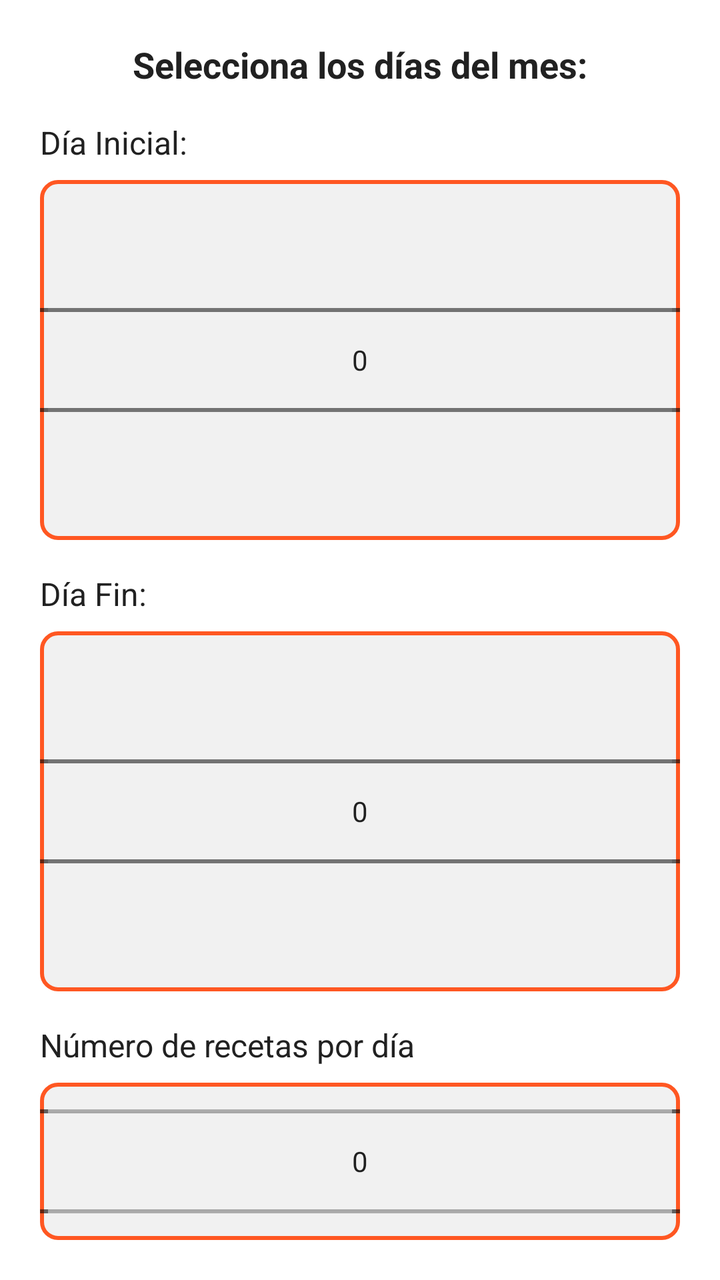
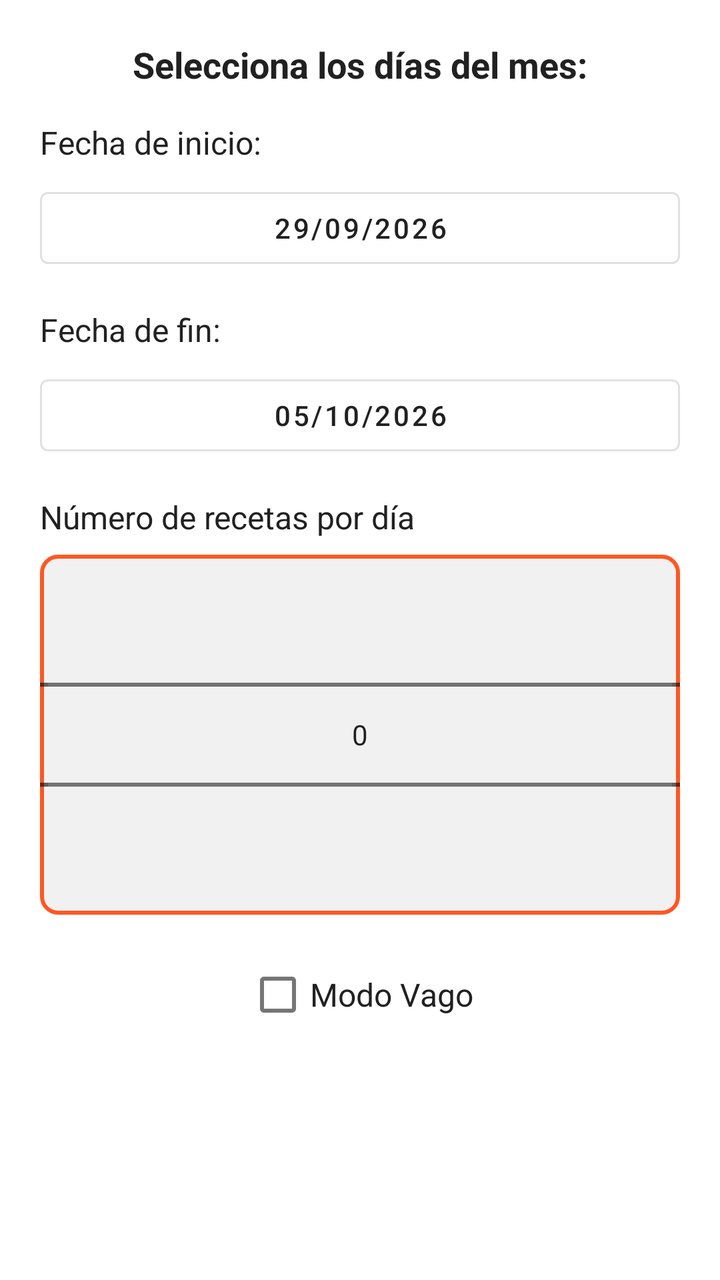

Screens rendered from an Android XML layout before and after an edit, with the pre-edit source and the edit as a unified diff.
<!-- AndroidManifest.xml: application theme Theme.RecetApp -->
<!-- res/layout/dialog_calendar_refill.xml -->
<?xml version="1.0" encoding="utf-8"?>
<LinearLayout xmlns:android="http://schemas.android.com/apk/res/android"
    android:layout_width="match_parent"
    android:layout_height="wrap_content"
    android:orientation="vertical"
    android:padding="20dp"
    android:gravity="center_horizontal">

    
    <TextView
        android:layout_width="wrap_content"
        android:layout_height="wrap_content"
        android:text="@string/selecciona_dias"
        android:textSize="18sp"
        android:textStyle="bold"
        android:textColor="@color/colorIcono"
        android:layout_marginBottom="16dp"
        android:gravity="center" />

    
    <LinearLayout
        android:layout_width="match_parent"
        android:layout_height="wrap_content"
        android:orientation="vertical"
        android:layout_marginBottom="16dp">

        <TextView
            android:layout_width="wrap_content"
            android:layout_height="wrap_content"
            android:text="@string/dia_inicio"
            android:textSize="16sp"
            android:textColor="@color/colorIcono"
            android:layout_marginBottom="8dp" />

        <NumberPicker
            android:id="@+id/numberPickerInicio"
            android:layout_width="match_parent"
            android:layout_height="match_parent"
            android:background="@drawable/number_picker_background" />
    </LinearLayout>

    
    <LinearLayout
        android:layout_width="match_parent"
        android:layout_height="wrap_content"
        android:orientation="vertical"
        android:layout_marginBottom="16dp">

        <TextView
            android:layout_width="wrap_content"
            android:layout_height="wrap_content"
            android:text="@string/dia_fin"
            android:textSize="16sp"
            android:textColor="@color/colorIcono"
            android:layout_marginBottom="8dp" />

        <NumberPicker
            android:id="@+id/numberPickerFin"
            android:layout_width="match_parent"
            android:layout_height="match_parent"
            android:background="@drawable/number_picker_background" />
    </LinearLayout>

    
    <LinearLayout
        android:layout_width="match_parent"
        android:layout_height="wrap_content"
        android:orientation="vertical">

        <TextView
            android:layout_width="wrap_content"
            android:layout_height="wrap_content"
            android:text="@string/numero_recetas"
            android:textSize="16sp"
            android:textColor="@color/colorIcono"
            android:layout_marginBottom="8dp" />

        <NumberPicker
            android:id="@+id/numberPickerRecetas"
            android:layout_width="match_parent"
            android:layout_height="match_parent"
            android:background="@drawable/number_picker_background" />
    </LinearLayout>

    <CheckBox
        android:id="@+id/checkBoxLazyMode"
        android:layout_width="wrap_content"
        android:layout_height="wrap_content"
        android:layout_marginTop="16dp"
        android:text="@string/modo_vago"
        android:textColor="@color/colorIcono"
        android:textSize="16sp" />
</LinearLayout>
<!-- resources referenced by this layout -->
<resources>
  <color name="colorIcono">#212121</color>
  <!-- drawable number_picker_background (drawable) -->
  <?xml version="1.0" encoding="utf-8"?>
  <shape xmlns:android="http://schemas.android.com/apk/res/android">
      <solid android:color="@color/colorBackground" />
      <stroke android:width="2dp" android:color="@color/colorPrimary" />
      <corners android:radius="8dp" />
      <padding android:left="4dp" android:right="4dp" />
  </shape>
  <string name="dia_fin">Día Fin:</string>
  <string name="dia_inicio">Día Inicial:</string>
  <string name="modo_vago">Modo Vago</string>
  <string name="numero_recetas">Número de recetas por día</string>
  <string name="selecciona_dias">Selecciona los días del mes:</string>
  <style name="Theme.RecetApp" parent="Theme.MaterialComponents.DayNight.DarkActionBar">
          
          <item name="colorPrimary">#FF5722</item>
          <item name="colorPrimaryVariant">#E64A19</item>
          <item name="colorOnPrimary">#FFFFFF</item>
          
          <item name="colorSecondary">#4CAF50</item>
          <item name="colorSecondaryVariant">#388E3C</item>
          <item name="colorOnSecondary">#000000</item>
          
          <item name="android:statusBarColor">?attr/colorPrimaryVariant</item>
          
      </style>
  <color name="colorBackground">#F1F1F1</color>
  <color name="colorPrimary">#FF5722</color>
</resources>

<!-- the commit's change to res/layout/dialog_calendar_refill.xml (unified diff, before → after) -->
@@ -1,5 +1,6 @@
 <?xml version="1.0" encoding="utf-8"?>
 <LinearLayout xmlns:android="http://schemas.android.com/apk/res/android"
+    xmlns:tools="http://schemas.android.com/tools"
     android:layout_width="match_parent"
     android:layout_height="wrap_content"
     android:orientation="vertical"
@@ -27,16 +28,19 @@
         <TextView
             android:layout_width="wrap_content"
             android:layout_height="wrap_content"
-            android:text="@string/dia_inicio"
+            android:text="@string/fecha_inicio"
             android:textSize="16sp"
             android:textColor="@color/colorIcono"
             android:layout_marginBottom="8dp" />
 
-        <NumberPicker
-            android:id="@+id/numberPickerInicio"
+        <Button
+            android:id="@+id/btnFechaInicio"
             android:layout_width="match_parent"
-            android:layout_height="match_parent"
-            android:background="@drawable/number_picker_background" />
+            android:layout_height="wrap_content"
+            android:text="29/09/2026"
+            style="?attr/materialButtonOutlinedStyle"
+            android:textColor="@color/colorIcono"
+            tools:ignore="HardcodedText" />
     </LinearLayout>
 
     
@@ -49,16 +53,19 @@
         <TextView
             android:layout_width="wrap_content"
             android:layout_height="wrap_content"
-            android:text="@string/dia_fin"
+            android:text="@string/fecha_fin"
             android:textSize="16sp"
             android:textColor="@color/colorIcono"
             android:layout_marginBottom="8dp" />
 
-        <NumberPicker
-            android:id="@+id/numberPickerFin"
+        <Button
+            android:id="@+id/btnFechaFin"
             android:layout_width="match_parent"
-            android:layout_height="match_parent"
-            android:background="@drawable/number_picker_background" />
+            android:layout_height="wrap_content"
+            android:text="05/10/2026"
+            style="?attr/materialButtonOutlinedStyle"
+            android:textColor="@color/colorIcono"
+            tools:ignore="HardcodedText" />
     </LinearLayout>
 
     
@@ -78,7 +85,7 @@
         <NumberPicker
             android:id="@+id/numberPickerRecetas"
             android:layout_width="match_parent"
-            android:layout_height="match_parent"
+            android:layout_height="wrap_content"
             android:background="@drawable/number_picker_background" />
     </LinearLayout>
 
<!-- resource entries referenced after the edit -->
@@ -9,8 +9,8 @@
       <corners android:radius="8dp" />
       <padding android:left="4dp" android:right="4dp" />
   </shape>
-  <string name="dia_fin">Día Fin:</string>
-  <string name="dia_inicio">Día Inicial:</string>
+  <string name="fecha_fin">Fecha de fin:</string>
+  <string name="fecha_inicio">Fecha de inicio:</string>
   <string name="modo_vago">Modo Vago</string>
   <string name="numero_recetas">Número de recetas por día</string>
   <string name="selecciona_dias">Selecciona los días del mes:</string>
